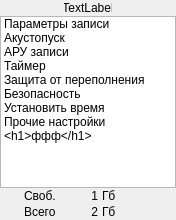
Old version of the form mainwindow.ui in the repository appach22/zface.
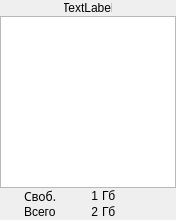
New version of the form. The open tabs and pages were chosen to show the change.

Diff of the .ui file:
```diff
--- a/mainwindow.ui
+++ b/mainwindow.ui
@@ -244,58 +244,7 @@
          <number>0</number>
         </property>
         <item row="0" column="0">
-         <widget class="QListWidget" name="listWidget">
-          <property name="sizePolicy">
-           <sizepolicy hsizetype="Ignored" vsizetype="Ignored">
-            <horstretch>0</horstretch>
-            <verstretch>0</verstretch>
-           </sizepolicy>
-          </property>
-          <item>
-           <property name="text">
-            <string>Параметры записи</string>
-           </property>
-          </item>
-          <item>
-           <property name="text">
-            <string>Акустопуск</string>
-           </property>
-          </item>
-          <item>
-           <property name="text">
-            <string>АРУ записи</string>
-           </property>
-          </item>
-          <item>
-           <property name="text">
-            <string>Таймер</string>
-           </property>
-          </item>
-          <item>
-           <property name="text">
-            <string>Защита от переполнения</string>
-           </property>
-          </item>
-          <item>
-           <property name="text">
-            <string>Безопасность</string>
-           </property>
-          </item>
-          <item>
-           <property name="text">
-            <string>Установить время</string>
-           </property>
-          </item>
-          <item>
-           <property name="text">
-            <string>Прочие настройки
-&lt;h1&gt;ффф&lt;/h1&gt;</string>
-           </property>
-           <property name="flags">
-            <set>ItemIsSelectable|ItemIsEnabled</set>
-           </property>
-          </item>
-         </widget>
+         <widget class="QListView" name="settingsView"/>
         </item>
        </layout>
       </widget>
@@ -355,6 +304,11 @@
               <verstretch>0</verstretch>
              </sizepolicy>
             </property>
+            <property name="font">
+             <font>
+              <family>Sans Serif</family>
+             </font>
+            </property>
             <property name="text">
              <string>Своб.</string>
             </property>
```
Left out of the diff: 12 changed lines with no effect on the pictures.
